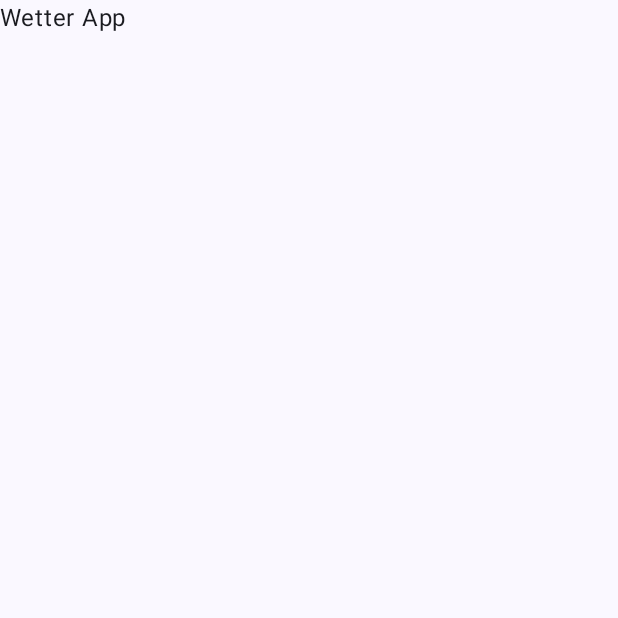
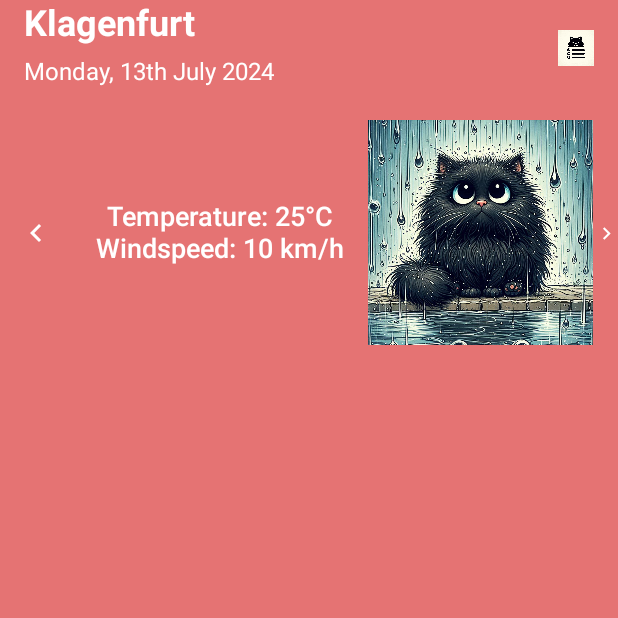
Before and after one commit to kevinunigithub/AppDev2024, an Android app built with Jetpack Compose: the screen it shows after launch (MainActivity), on a phone screen of 412 x 824 dp, the top half of it. Before the commit the part shown is almost empty. Run offline under Robolectric (Android 15) with nearby library versions, the light colour scheme and no system bars.

Commit message:
first ui version of main screen

```diff
--- a/app/build.gradle.kts
+++ b/app/build.gradle.kts
@@ -50,7 +50,9 @@ android {
 }
 
 dependencies {
-
+    implementation("androidx.compose.ui:ui:1.3.0")
+    implementation("androidx.compose.material:material:1.3.0")
+    implementation("androidx.compose.ui:ui-tooling-preview:1.3.0")
     implementation(libs.androidx.core.ktx)
     implementation(libs.androidx.lifecycle.runtime.ktx)
     implementation(libs.androidx.activity.compose)
@@ -64,6 +66,7 @@ dependencies {
     implementation(libs.jackson.core)
     implementation(libs.jackson.annotations)
     implementation(libs.jackson.databind)
+    implementation(libs.engage.core)
     testImplementation(libs.junit)
     androidTestImplementation(libs.androidx.junit)
     androidTestImplementation(libs.androidx.espresso.core)
--- a/app/src/main/AndroidManifest.xml
+++ b/app/src/main/AndroidManifest.xml
@@ -1,7 +1,7 @@
 <?xml version="1.0" encoding="utf-8"?>
 <manifest xmlns:android="http://schemas.android.com/apk/res/android"
     xmlns:tools="http://schemas.android.com/tools">
-
+    <uses-permission android:name="android.permission.INTERNET" />
     <application
         android:allowBackup="true"
         android:dataExtractionRules="@xml/data_extraction_rules"
--- /dev/null
+++ b/app/src/main/java/com/example/wetter_app/Logic/ImageHandler.kt
@@ -0,0 +1,14 @@
+package com.example.wetter_app.Logic
+
+import com.example.wetter_app.R
+
+class ImageHandler {
+    fun getImageResId(temp: Int, windSpeed: Int): Int {
+        return when {
+            temp > 25 -> R.drawable.sun
+            temp < -5 -> R.drawable.ice
+            windSpeed > 10 -> R.drawable.wind
+            else -> R.drawable.rain
+        }
+    }
+}
--- /dev/null
+++ b/app/src/main/java/com/example/wetter_app/Logic/WeatherData.kt
@@ -0,0 +1,8 @@
+package com.example.wetter_app.Logic
+
+data class WeatherData(
+    val date: String,
+    val temperature: Int,
+    val windSpeed: Int,
+    val location: String
+)
--- a/app/src/main/java/com/example/wetter_app/MainActivity.kt
+++ b/app/src/main/java/com/example/wetter_app/MainActivity.kt
@@ -3,44 +3,16 @@ package com.example.wetter_app
 import android.os.Bundle
 import androidx.activity.ComponentActivity
 import androidx.activity.compose.setContent
-import androidx.activity.enableEdgeToEdge
-import androidx.compose.foundation.layout.fillMaxSize
-import androidx.compose.foundation.layout.padding
-import androidx.compose.material3.Scaffold
-import androidx.compose.material3.Text
-import androidx.compose.runtime.Composable
-import androidx.compose.ui.Modifier
-import androidx.compose.ui.tooling.preview.Preview
-import com.example.wetter_app.ui.theme.WetterAppTheme
+import androidx.compose.material.MaterialTheme
+import com.example.wetter_app.UserInterface.WeatherMainScreen
 
 class MainActivity : ComponentActivity() {
     override fun onCreate(savedInstanceState: Bundle?) {
         super.onCreate(savedInstanceState)
-        enableEdgeToEdge()
         setContent {
-            WetterAppTheme {
-                Scaffold(modifier = Modifier.fillMaxSize()) { innerPadding ->
-                    Greeting(
-                        modifier = Modifier.padding(innerPadding)
-                    )
-                }
+            MaterialTheme {
+                WeatherMainScreen()
             }
         }
     }
 }
-
-@Composable
-fun Greeting(modifier: Modifier = Modifier) {
-    Text(
-        text = "Wetter App",
-        modifier = modifier
-    )
-}
-
-@Preview(showBackground = true)
-@Composable
-fun GreetingPreview() {
-    WetterAppTheme {
-        Greeting()
-    }
-}
--- /dev/null
+++ b/app/src/main/java/com/example/wetter_app/UserInterface/RainRader.kt
@@ -0,0 +1,56 @@
+package com.example.wetter_app.UserInterface
+
+import android.net.http.SslError
+import android.webkit.SslErrorHandler
+import android.webkit.WebSettings
+import android.webkit.WebView
+import android.webkit.WebViewClient
+import androidx.compose.foundation.background
+import androidx.compose.foundation.layout.Box
+import androidx.compose.foundation.layout.fillMaxWidth
+import androidx.compose.foundation.layout.height
+import androidx.compose.foundation.layout.padding
+import androidx.compose.runtime.Composable
+import androidx.compose.ui.Alignment
+import androidx.compose.ui.Modifier
+import androidx.compose.ui.graphics.Color
+import androidx.compose.ui.platform.LocalContext
+import androidx.compose.ui.unit.dp
+import androidx.compose.ui.viewinterop.AndroidView
+
+@Composable
+fun RainRadar() {
+    Box(
+        modifier = Modifier
+            .fillMaxWidth()
+            .padding(horizontal = 16.dp)
+            .height(250.dp)
+            .background(Color.Transparent)
+    ) {
+        WebViewComponent(
+            url = "https://www.wetteronline.at/wetterradar/klagenfurt?wry=46.63,14.31&wrn=S2xhZ2VuZnVydA==&wrg=11231&wrx=46.23,13.94&wrm=7.41",
+            //vielleicht besser: https://www.rainviewer.com/map.html?loc=46.63,14.31,8&oFa=1&oC=1&oU=1&oCS=0&oF=0&oAP=0&rmt=1&c=1&lp=1&sm=1&sn=1
+            modifier = Modifier.align(Alignment.Center)
+        )
+    }
+}
+
+@Composable
+fun WebViewComponent(url: String, modifier: Modifier = Modifier) {
+    val context = LocalContext.current
+    AndroidView(factory = {
+        WebView(context).apply {
+            webViewClient = object : WebViewClient() {
+                override fun onReceivedSslError(view: WebView?, handler: SslErrorHandler?, error: SslError?) {
+                    handler?.proceed()
+                }
+            }
+            settings.javaScriptEnabled = true
+            settings.loadWithOverviewMode = true
+            settings.useWideViewPort = true
+            settings.cacheMode = WebSettings.LOAD_NO_CACHE
+            settings.domStorageEnabled = true
+            loadUrl(url)
+        }
+    }, modifier = modifier)
+}
--- /dev/null
+++ b/app/src/main/java/com/example/wetter_app/UserInterface/WeatherMainScreen.kt
@@ -0,0 +1,153 @@
+package com.example.wetter_app.UserInterface
+
+
+import androidx.compose.foundation.Image
+import androidx.compose.foundation.background
+import androidx.compose.foundation.layout.Box
+import androidx.compose.foundation.layout.Column
+import androidx.compose.foundation.layout.Row
+import androidx.compose.foundation.layout.Spacer
+import androidx.compose.foundation.layout.fillMaxSize
+import androidx.compose.foundation.layout.fillMaxWidth
+import androidx.compose.foundation.layout.height
+import androidx.compose.foundation.layout.padding
+import androidx.compose.foundation.layout.size
+import androidx.compose.material3.ExperimentalMaterial3Api
+import androidx.compose.material3.IconButton
+import androidx.compose.material3.Scaffold
+import androidx.compose.material3.Text
+import androidx.compose.material3.TopAppBar
+import androidx.compose.material3.TopAppBarDefaults
+import androidx.compose.runtime.Composable
+import androidx.compose.runtime.mutableStateOf
+import androidx.compose.runtime.remember
+import androidx.compose.ui.Alignment
+import androidx.compose.ui.Modifier
+import androidx.compose.ui.graphics.Color
+import androidx.compose.ui.res.painterResource
+import androidx.compose.ui.text.font.FontWeight
+import androidx.compose.ui.unit.dp
+import androidx.compose.ui.unit.sp
+import com.example.wetter_app.Logic.ImageHandler
+import com.example.wetter_app.Logic.WeatherData
+import com.example.wetter_app.R
+
+@OptIn(ExperimentalMaterial3Api::class)
+@Composable
+fun WeatherMainScreen() {
+    val weatherDataList = listOf(
+        WeatherData("Monday, 13th July 2024", 25, 10, "Klagenfurt"),
+        WeatherData("Tuesday, 14th July 2024", 28, 12, "Klagenfurt"),
+        WeatherData("Wednesday, 15th July 2024", 22, 8, "Klagenfurt")
+    )
+
+    val imageHandler = ImageHandler()
+
+
+    val (currentWeatherIndex, setCurrentWeatherIndex) = remember { mutableStateOf(0) }
+
+    val currentWeatherData = weatherDataList[currentWeatherIndex]
+
+    Box(
+        modifier = Modifier
+            .fillMaxSize()
+            .background(Color(0xFFE57373))
+    ) {
+        Scaffold(
+            topBar = {
+                TopAppBar(
+                    title = {
+                        Column {
+                            Text(
+                                "${currentWeatherData.location}",
+                                color = Color.White,
+                                fontSize = 24.sp,
+                                fontWeight = androidx.compose.ui.text.font.FontWeight.Bold
+                            )
+                            Spacer(modifier = Modifier.height(4.dp))
+                            Text(
+                                currentWeatherData.date,
+                                color = Color.White,
+                                fontSize = 16.sp,
+                                fontWeight = androidx.compose.ui.text.font.FontWeight.Normal
+                            )
+                        }
+                    },
+                    actions = {
+                        IconButton(onClick = { /*Will be implemented later*/ }) {
+                            Image(
+                                painter = painterResource(id = R.drawable.menu),
+                                contentDescription = "Menu",
+                                modifier = Modifier.size(24.dp)
+                            )
+                        }
+                    },
+                    colors = TopAppBarDefaults.smallTopAppBarColors(
+                        containerColor = Color.Transparent
+                    )
+                )
+            },
+            containerColor = Color.Transparent
+        ) { padding ->
+            Column(
+                modifier = Modifier
+                    .fillMaxSize()
+                    .padding(padding),
+                horizontalAlignment = Alignment.CenterHorizontally
+            ) {
+
+                Row(
+                    modifier = Modifier
+                        .fillMaxWidth()
+                        .padding(top = 16.dp),
+                    verticalAlignment = Alignment.CenterVertically
+                ) {
+                    IconButton(
+                        onClick = { setCurrentWeatherIndex((currentWeatherIndex - 1 + weatherDataList.size) % weatherDataList.size) }
+                    ) {
+                        Image(
+                            painter = painterResource(id = R.drawable.ic_left_arrow),
+                            contentDescription = "Previous Weather",
+                            modifier = Modifier.size(24.dp)
+                        )
+                    }
+                    Column(
+                        horizontalAlignment = Alignment.CenterHorizontally,
+                        modifier = Modifier.padding(16.dp)
+                    ) {
+                        Text(
+                            "Temperature: ${currentWeatherData.temperature}°C",
+                            color = Color.White,
+                            fontSize = 18.sp,
+                            fontWeight = FontWeight.Medium
+                        )
+                        Text(
+                            "Windspeed: ${currentWeatherData.windSpeed} km/h",
+                            color = Color.White,
+                            fontSize = 18.sp,
+                            fontWeight = FontWeight.Medium
+                        )
+                    }
+                    Image(
+                        painter = painterResource(id = imageHandler.getImageResId(currentWeatherData.temperature, currentWeatherData.windSpeed)),
+                        contentDescription = "Weather Image",
+                        modifier = Modifier.size(150.dp)
+                    )
+                    IconButton(
+                        onClick = { setCurrentWeatherIndex((currentWeatherIndex + 1) % weatherDataList.size) }
+                    ) {
+                        Image(
+                            painter = painterResource(id = R.drawable.ic_right_arrow),
+                            contentDescription = "Next Weather",
+                            modifier = Modifier.size(24.dp)
+                        )
+                    }
+                }
+
+                Spacer(modifier = Modifier.size(10.dp))
+
+                RainRadar()
+            }
+        }
+    }
+}
--- /dev/null
+++ b/app/src/main/res/drawable/ic_left_arrow.xml
@@ -0,0 +1,9 @@
+<vector xmlns:android="http://schemas.android.com/apk/res/android"
+    android:width="24dp"
+    android:height="24dp"
+    android:viewportWidth="24"
+    android:viewportHeight="24">
+    <path
+        android:fillColor="#FFFFFF"
+        android:pathData="M15.41,7.41L14,6l-6,6 6,6 1.41-1.41L10.83,12z" />
+</vector>
--- /dev/null
+++ b/app/src/main/res/drawable/ic_right_arrow.xml
@@ -0,0 +1,9 @@
+<vector xmlns:android="http://schemas.android.com/apk/res/android"
+    android:width="24dp"
+    android:height="24dp"
+    android:viewportWidth="24"
+    android:viewportHeight="24">
+    <path
+        android:fillColor="#FFFFFF"
+        android:pathData="M8.59,16.59L13.17,12 8.59,7.41 10,6l6,6-6,6z" />
+</vector>
--- a/gradle/libs.versions.toml
+++ b/gradle/libs.versions.toml
@@ -11,6 +11,7 @@ composeBom = "2024.06.00"
 okhttp = "4.11.0"
 jacksonDatabind = "2.12.5"
 lombok = "1.18.20"
+engageCore = "1.5.2"
 
 [libraries]
 androidx-core-ktx = { group = "androidx.core", name = "core-ktx", version.ref = "coreKtx" }
@@ -32,6 +33,7 @@ lombok = { module = "org.projectlombok:lombok", version.ref = "lombok" }
 jackson-annotations = { module = "com.fasterxml.jackson.core:jackson-annotations", version.ref = "jacksonDatabind" }
 jackson-core = { module = "com.fasterxml.jackson.core:jackson-core", version.ref = "jacksonDatabind" }
 jackson-databind = { module = "com.fasterxml.jackson.core:jackson-databind", version.ref = "jacksonDatabind" }
+engage-core = { group = "com.google.android.engage", name = "engage-core", version.ref = "engageCore" }
 
 [plugins]
 android-application = { id = "com.android.application", version.ref = "agp" }
```
Also changed, not shown: app/src/main/res/drawable/hail.jpeg (added), app/src/main/res/drawable/ice.jpeg (added), app/src/main/res/drawable/menu.jpeg (added), app/src/main/res/drawable/rain.jpeg (added), app/src/main/res/drawable/settings.jpeg (added), app/src/main/res/drawable/sun.jpeg (added), app/src/main/res/drawable/wind.jpeg (added).
